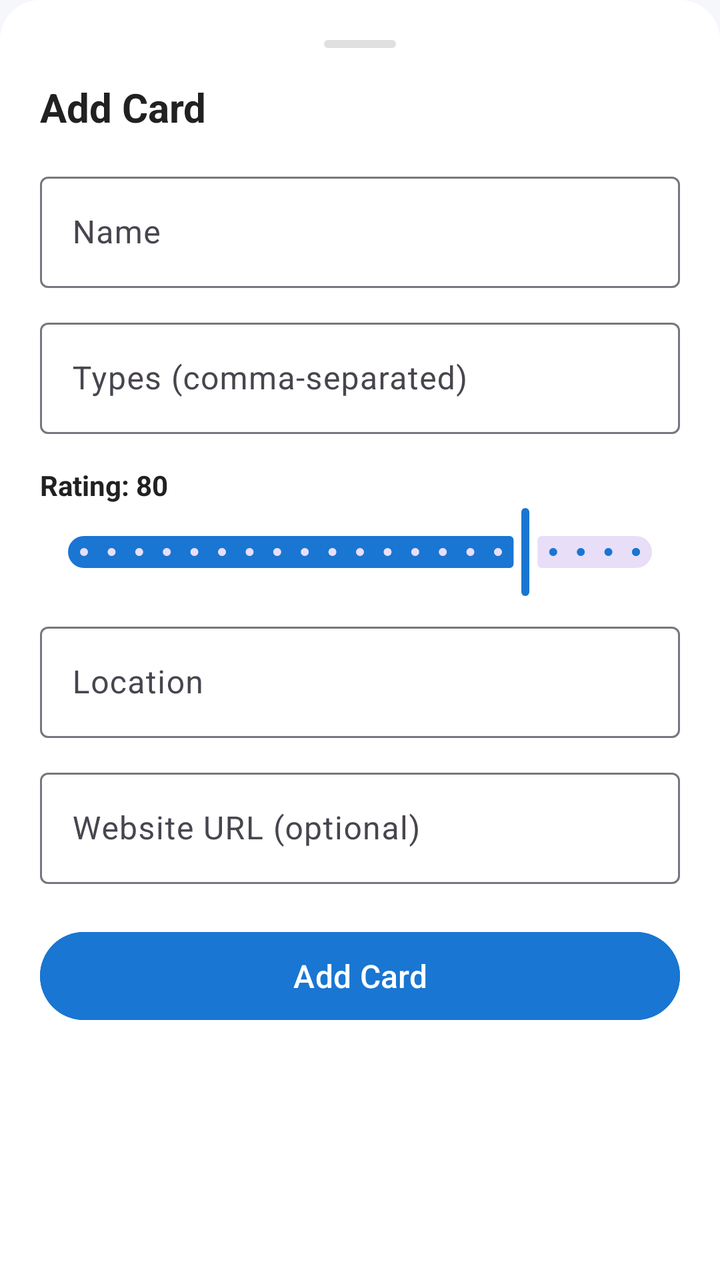
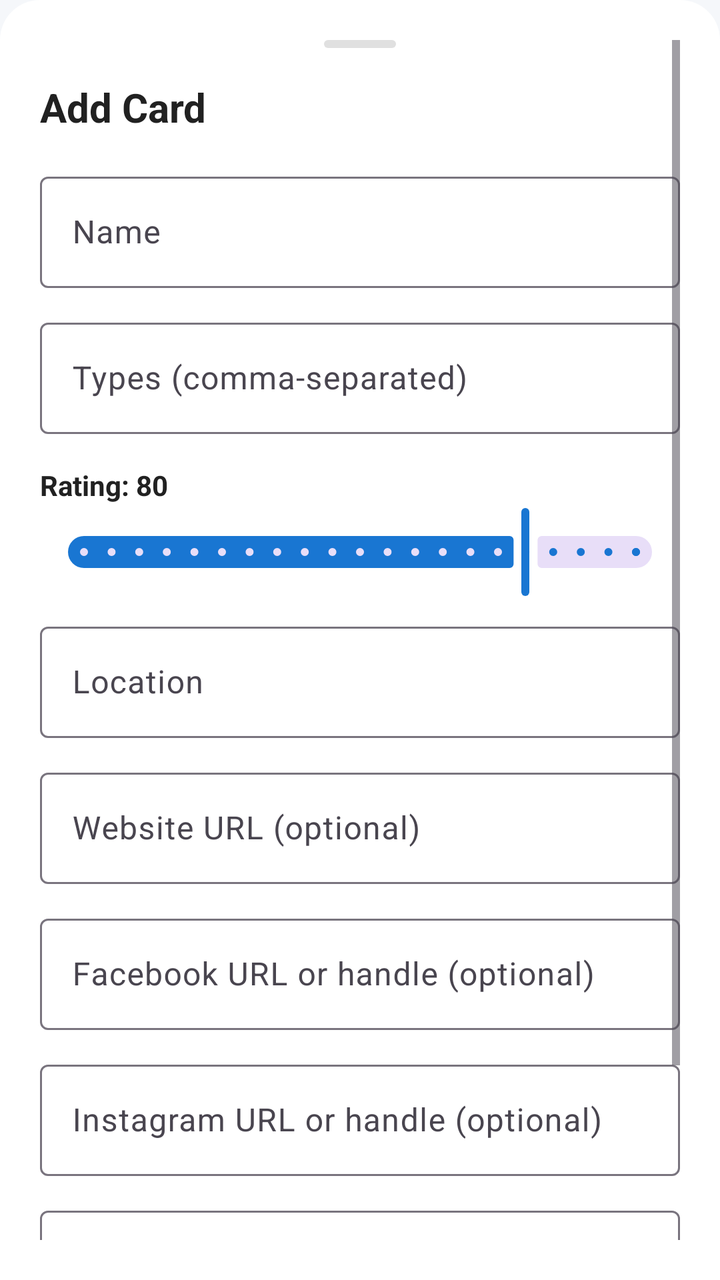

An Android layout rendered at two revisions. The XML below is the earlier revision; the diff shows what the commit changed to produce the second picture.
<!-- AndroidManifest.xml: application theme Theme.Rolodex -->
<!-- res/layout/bottom_sheet_add_card.xml -->
<?xml version="1.0" encoding="utf-8"?>
<ScrollView xmlns:android="http://schemas.android.com/apk/res/android"
    xmlns:app="http://schemas.android.com/apk/res-auto"
    xmlns:tools="http://schemas.android.com/tools"
    android:layout_width="match_parent"
    android:layout_height="wrap_content"
    android:padding="20dp"
    android:background="@drawable/bg_bottom_sheet">

    <LinearLayout
        android:layout_width="match_parent"
        android:layout_height="wrap_content"
        android:orientation="vertical">

        
        <View
            android:layout_width="36dp"
            android:layout_height="4dp"
            android:layout_gravity="center"
            android:layout_marginBottom="16dp"
            android:background="@drawable/bg_drag_handle" />

        <TextView
            android:layout_width="wrap_content"
            android:layout_height="wrap_content"
            android:text="@string/add_card"
            android:textColor="@color/text_primary"
            android:textSize="20sp"
            android:textStyle="bold" />

        
        <com.google.android.material.textfield.TextInputLayout
            style="@style/Widget.Material3.TextInputLayout.OutlinedBox"
            android:layout_width="match_parent"
            android:layout_height="wrap_content"
            android:layout_marginTop="16dp"
            android:hint="@string/card_name">

            <com.google.android.material.textfield.TextInputEditText
                android:id="@+id/etAddName"
                android:layout_width="match_parent"
                android:layout_height="wrap_content"
                android:inputType="textCapWords" />
        </com.google.android.material.textfield.TextInputLayout>

        
        <com.google.android.material.textfield.TextInputLayout
            style="@style/Widget.Material3.TextInputLayout.OutlinedBox"
            android:layout_width="match_parent"
            android:layout_height="wrap_content"
            android:layout_marginTop="12dp"
            android:hint="@string/card_types">

            <com.google.android.material.textfield.TextInputEditText
                android:id="@+id/etAddTypes"
                android:layout_width="match_parent"
                android:layout_height="wrap_content"
                android:inputType="textCapWords" />
        </com.google.android.material.textfield.TextInputLayout>

        
        <TextView
            android:id="@+id/tvRatingLabel"
            android:layout_width="wrap_content"
            android:layout_height="wrap_content"
            android:layout_marginTop="16dp"
            android:text="Rating: 80"
            android:textColor="@color/text_primary"
            android:textSize="14sp"
            android:textStyle="bold" />

        <com.google.android.material.slider.Slider
            android:id="@+id/sliderRating"
            android:layout_width="match_parent"
            android:layout_height="wrap_content"
            android:valueFrom="0"
            android:valueTo="100"
            android:stepSize="5"
            android:value="80" />

        
        <com.google.android.material.textfield.TextInputLayout
            style="@style/Widget.Material3.TextInputLayout.OutlinedBox"
            android:layout_width="match_parent"
            android:layout_height="wrap_content"
            android:layout_marginTop="8dp"
            android:hint="@string/card_location">

            <com.google.android.material.textfield.TextInputEditText
                android:id="@+id/etAddLocation"
                android:layout_width="match_parent"
                android:layout_height="wrap_content"
                android:inputType="textPostalAddress" />
        </com.google.android.material.textfield.TextInputLayout>

        
        <com.google.android.material.textfield.TextInputLayout
            style="@style/Widget.Material3.TextInputLayout.OutlinedBox"
            android:layout_width="match_parent"
            android:layout_height="wrap_content"
            android:layout_marginTop="12dp"
            android:hint="Website URL (optional)">

            <com.google.android.material.textfield.TextInputEditText
                android:id="@+id/etAddWeb"
                android:layout_width="match_parent"
                android:layout_height="wrap_content"
                android:inputType="textUri" />
        </com.google.android.material.textfield.TextInputLayout>

        
        <com.google.android.material.button.MaterialButton
            android:id="@+id/btnSubmitCard"
            style="@style/Widget.Material3.Button"
            android:layout_width="match_parent"
            android:layout_height="52dp"
            android:layout_marginTop="20dp"
            android:layout_marginBottom="16dp"
            android:backgroundTint="@color/primary"
            android:text="@string/add_card"
            android:textSize="16sp" />

    </LinearLayout>
</ScrollView>
<!-- resources referenced by this layout -->
<resources>
  <color name="primary">#1976D2</color>
  <color name="text_primary">#212121</color>
  <!-- drawable bg_bottom_sheet (drawable) -->
  <?xml version="1.0" encoding="utf-8"?>
  <shape xmlns:android="http://schemas.android.com/apk/res/android"
      android:shape="rectangle">
      <solid android:color="@color/surface" />
      <corners
          android:topLeftRadius="20dp"
          android:topRightRadius="20dp" />
  </shape>
  <!-- drawable bg_drag_handle (drawable) -->
  <?xml version="1.0" encoding="utf-8"?>
  <shape xmlns:android="http://schemas.android.com/apk/res/android"
      android:shape="rectangle">
      <solid android:color="@color/divider" />
      <corners android:radius="2dp" />
  </shape>
  <string name="add_card">Add Card</string>
  <string name="card_location">Location</string>
  <string name="card_name">Name</string>
  <string name="card_types">Types (comma-separated)</string>
  <style name="Theme.Rolodex" parent="Theme.Material3.DayNight.NoActionBar">
          
          <item name="colorPrimary">@color/primary</item>
          <item name="colorPrimaryDark">@color/primary_dark</item>
          <item name="colorAccent">@color/accent</item>
  
          
          <item name="android:statusBarColor">@color/primary</item>
          <item name="android:windowLightStatusBar" tools:targetApi="m">false</item>
          <item name="android:windowBackground">@color/background</item>
  
          
          <item name="materialCardViewStyle">@style/Widget.Rolodex.CardView</item>
      </style>
  <color name="surface">#FFFFFF</color>
  <color name="divider">#E0E0E0</color>
  <color name="primary_dark">#0D47A1</color>
  <color name="accent">#FF9800</color>
  <color name="background">#F5F7FA</color>
  <style name="Widget.Rolodex.CardView" parent="Widget.Material3.CardView.Elevated">
          <item name="cardElevation">2dp</item>
          <item name="cardCornerRadius">12dp</item>
          <item name="cardBackgroundColor">@color/card_background</item>
          <item name="strokeWidth">0dp</item>
      </style>
  <color name="card_background">#FFFFFF</color>
</resources>

<!-- the commit's change to res/layout/bottom_sheet_add_card.xml (unified diff, before → after) -->
@@ -109,6 +109,51 @@
         </com.google.android.material.textfield.TextInputLayout>
 
         
+        <com.google.android.material.textfield.TextInputLayout
+            style="@style/Widget.Material3.TextInputLayout.OutlinedBox"
+            android:layout_width="match_parent"
+            android:layout_height="wrap_content"
+            android:layout_marginTop="12dp"
+            android:hint="Facebook URL or handle (optional)">
+
+            <com.google.android.material.textfield.TextInputEditText
+                android:id="@+id/etAddFacebook"
+                android:layout_width="match_parent"
+                android:layout_height="wrap_content"
+                android:inputType="textUri" />
+        </com.google.android.material.textfield.TextInputLayout>
+
+        
+        <com.google.android.material.textfield.TextInputLayout
+            style="@style/Widget.Material3.TextInputLayout.OutlinedBox"
+            android:layout_width="match_parent"
+            android:layout_height="wrap_content"
+            android:layout_marginTop="12dp"
+            android:hint="Instagram URL or handle (optional)">
+
+            <com.google.android.material.textfield.TextInputEditText
+                android:id="@+id/etAddInstagram"
+                android:layout_width="match_parent"
+                android:layout_height="wrap_content"
+                android:inputType="textUri" />
+        </com.google.android.material.textfield.TextInputLayout>
+
+        
+        <com.google.android.material.textfield.TextInputLayout
+            style="@style/Widget.Material3.TextInputLayout.OutlinedBox"
+            android:layout_width="match_parent"
+            android:layout_height="wrap_content"
+            android:layout_marginTop="12dp"
+            android:hint="X / Twitter URL or handle (optional)">
+
+            <com.google.android.material.textfield.TextInputEditText
+                android:id="@+id/etAddTwitter"
+                android:layout_width="match_parent"
+                android:layout_height="wrap_content"
+                android:inputType="textUri" />
+        </com.google.android.material.textfield.TextInputLayout>
+
+        
         <com.google.android.material.button.MaterialButton
             android:id="@+id/btnSubmitCard"
             style="@style/Widget.Material3.Button"
